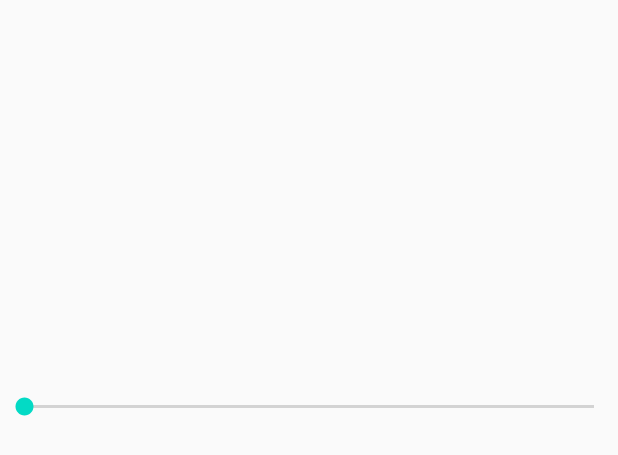
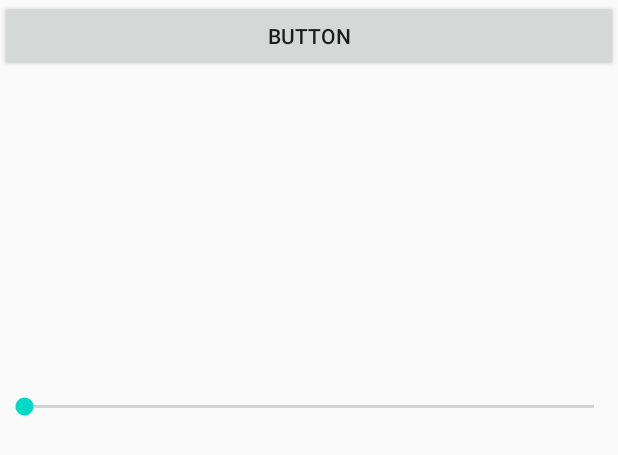
Before and after one commit to kazudmb/RxJava-RxAndroid-Examples, an Android app: the layout activity_main.xml on its own in the app's theme, with its tools: preview values and no code run, on a phone screen of 412 x 824 dp. Shown: the top 455 px of the screen. Run offline under Robolectric (Android 15) with nearby library versions, the phone set to English and light mode, and no system bars.

```diff
--- a/app/build.gradle
+++ b/app/build.gradle
@@ -32,6 +32,7 @@ dependencies {
 
     def rxjava_version = '2.2.7'
     def rxandroid_version = '2.1.1'
+    def rxbinding_version = "3.0.0-alpha2"
 
     // RxJava
     implementation "io.reactivex.rxjava2:rxjava:$rxjava_version"
@@ -41,4 +42,7 @@ dependencies {
 
     // RxJava math
     implementation 'io.reactivex:rxjava-math:1.0.0'
+
+    // Rx Binding Library
+    implementation "com.jakewharton.rxbinding3:rxbinding:$rxbinding_version"
 }
--- a/app/src/main/res/layout/activity_main.xml
+++ b/app/src/main/res/layout/activity_main.xml
@@ -24,4 +24,13 @@
         app:layout_constraintLeft_toLeftOf="parent"
         app:layout_constraintBottom_toBottomOf="parent"/>
 
+    <Button
+        android:layout_width="match_parent"
+        android:layout_height="wrap_content"
+        app:layout_constraintTop_toTopOf="parent"
+        app:layout_constraintRight_toRightOf="parent"
+        app:layout_constraintLeft_toLeftOf="parent"
+        android:id="@+id/button"
+        android:text="button"/>
+
 </androidx.constraintlayout.widget.ConstraintLayout>
```
Also changed, not shown: app/src/main/java/com/nakano/rxjava_rxandroid_examples/MainActivity.java (+46 -81 lines).
